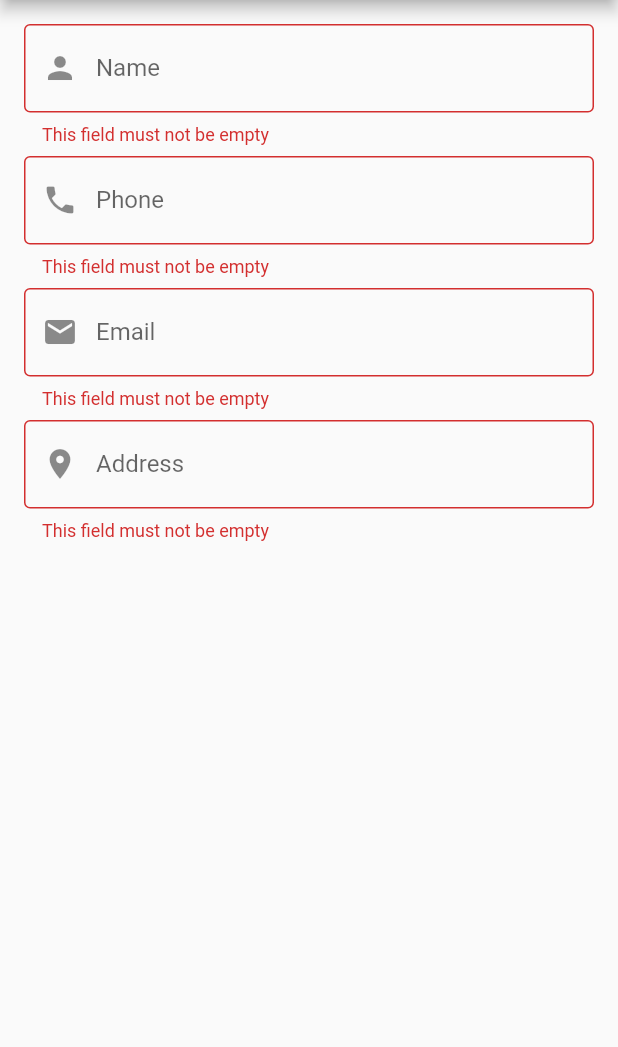
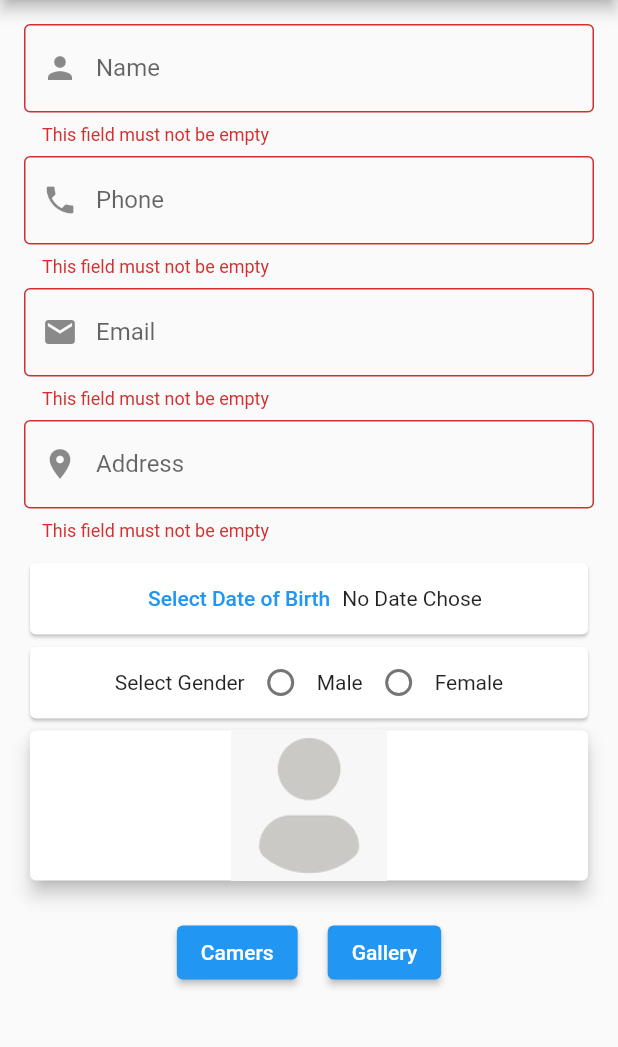
Before and after one commit to Ibrahim-K98han/flutter_contact_app, a Flutter app: the NewContactPage screen opened by its route, after a tap on the "save" icon, on a phone screen of 412 x 824 dp, the part 84-1131 px from its top. Run offline on Flutter 3.47's test engine with Material 2 defaults, Android fonts, the phone set to English and light mode, and no system bars; our stand-ins replace image_picker, sqflite; accounts and stored records are empty.

```diff
--- /dev/null
+++ b/lib/db/db_helper.dart
@@ -0,0 +1,32 @@
+import 'package:path/path.dart';
+import 'package:sqflite/sqflite.dart';
+
+import '../models/contact_model.dart';
+
+class DBHelper{
+
+  static const String createTableContact = '''create table $tableContact(
+    $tableContactColId integer primary key,
+    $tableContactColName text,
+    $tableContactColNumber text,
+    $tableContactColEmail text,
+    $tableContactColAddress text,
+    $tableContactColDob text,
+    $tableContactColGender text,
+    $tableContactColImage text,
+    $tableContactColFavorite text,
+  )''';
+
+  static Future<Database> open() async{
+    final rootPath = await getDatabasesPath();
+    final dbPath = join(rootPath,'contact.db');
+
+    return openDatabase(dbPath, version: 1, onCreate: (db, version){
+      db.execute(createTableContact);
+    });
+  }
+  static Future<int> insertContact(ContactModel contactModel)async{
+    final db = await open();
+    return db.insert(tableContact, contactModel.toMap());
+  }
+}
--- a/lib/pages/new_contact_page.dart
+++ b/lib/pages/new_contact_page.dart
@@ -1,5 +1,10 @@
+import 'dart:io';
+
 import 'package:flutter/material.dart';
+import 'package:flutter_contact_app/db/db_helper.dart';
 import 'package:flutter_contact_app/models/contact_model.dart';
+import 'package:image_picker/image_picker.dart';
+import 'package:intl/intl.dart';
 
 class NewContactPage extends StatefulWidget {
   static const String routeName = '/new_contact';
@@ -13,6 +18,10 @@ class _NewContactPageState extends State<NewContactPage> {
   final numberController = TextEditingController();
   final emailController = TextEditingController();
   final addressController = TextEditingController();
+  String? _dob;
+  String? _genderGroupValue;
+  String? _imagePath;
+  ImageSource _imageSource = ImageSource.camera;
 
   final from_key = GlobalKey<FormState>();
 
@@ -106,6 +115,75 @@ class _NewContactPageState extends State<NewContactPage> {
                   }
                 },
               ),
+              SizedBox(height: 10,),
+              Card(
+                child: Row(
+                  mainAxisAlignment: MainAxisAlignment.center,
+                  children: [
+                    TextButton(
+                        onPressed: _selectDate,
+                        child: Text('Select Date of Birth')
+                    ),
+                    Text(_dob==null?'No Date Chose':_dob!),
+                  ],
+                ),
+              ),
+              Card(
+                child: Row(
+                  mainAxisAlignment: MainAxisAlignment.center,
+                  children: [
+                    Text('Select Gender'),
+                    Radio<String>(
+                      value: 'Male',
+                      groupValue: _genderGroupValue,
+                      onChanged: (value){
+                        setState((){
+                          _genderGroupValue = value;
+                        });
+                      }),
+                    Text('Male'),
+                    Radio<String>(
+                        value: 'Female',
+                        groupValue: _genderGroupValue,
+                        onChanged: (value){
+                          setState((){
+                            _genderGroupValue = value;
+                          });
+                        }),
+                    Text('Female')
+                  ],
+                ),
+              ),
+              Card(
+                elevation: 5,
+                child: _imagePath == null ? Image.asset(
+                  'images/person.png',height: 100,width: 100,fit: BoxFit.contain
+                ): Image.file(
+                  File(_imagePath!),
+                  height: 100,width: 100,fit: BoxFit.contain,
+                ),
+              ),
+              SizedBox(height: 20,),
+              Row(
+                mainAxisAlignment: MainAxisAlignment.center,
+                children: [
+                  ElevatedButton(
+                    onPressed: (){
+                      _imageSource = ImageSource.camera;
+                      _getImage();
+                    },
+                    child: Text('Camers'),
+                  ),
+                  SizedBox(width: 20,),
+                  ElevatedButton(
+                    onPressed: (){
+                      _imageSource = ImageSource.gallery;
+                      _getImage();
+                    },
+                    child: Text('Gallery'),
+                  )
+                ],
+              )
             ],
           ),
         ),
@@ -113,16 +191,44 @@ class _NewContactPageState extends State<NewContactPage> {
     );
   }
 
-  void _saveContact() {
+  void _saveContact() async{
     if(from_key.currentState!.validate()){
       final contact = ContactModel(
           name: nameController.text,
           number: numberController.text,
           email: emailController.text,
           address: addressController.text,
-
       );
       print(contact.toString());
+      final rowId = await DBHelper.insertContact(contact);
+      if(rowId>0){
+        Navigator.pop(context);
+      }
+    }
+  }
+
+  void _selectDate() async{
+    final selectDate = await showDatePicker(
+      context: context,
+      initialDate: DateTime.now(),
+      firstDate: DateTime(1950),
+      lastDate: DateTime.now()
+    );
+    if(selectDate !=null){
+      setState((){
+        _dob=DateFormat('dd/MM/yyyy').format(selectDate);
+      });
+    }
+  }
+
+  void _getImage() async{
+    final selectImage = await ImagePicker().pickImage(
+      source: _imageSource
+    );
+    if(selectImage !=null){
+      setState((){
+        _imagePath = selectImage.path;
+      });
     }
   }
 }
--- a/pubspec.yaml
+++ b/pubspec.yaml
@@ -63,9 +63,8 @@ flutter:
   uses-material-design: true
 
   # To add assets to your application, add an assets section, like this:
-  # assets:
-  #   - images/a_dot_burr.jpeg
-  #   - images/a_dot_ham.jpeg
+  assets:
+    - images/
 
   # An image asset can refer to one or more resolution-specific "variants", see
   # https://flutter.dev/assets-and-images/#resolution-aware
```
Also changed, not shown: images/person.png (added).
